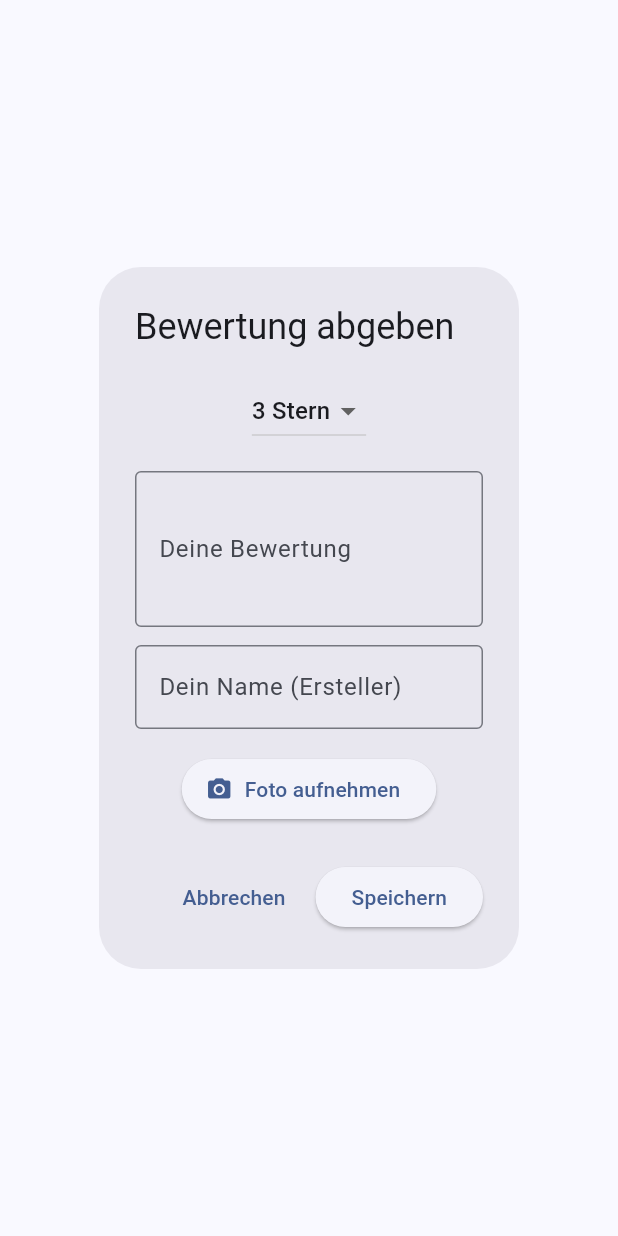
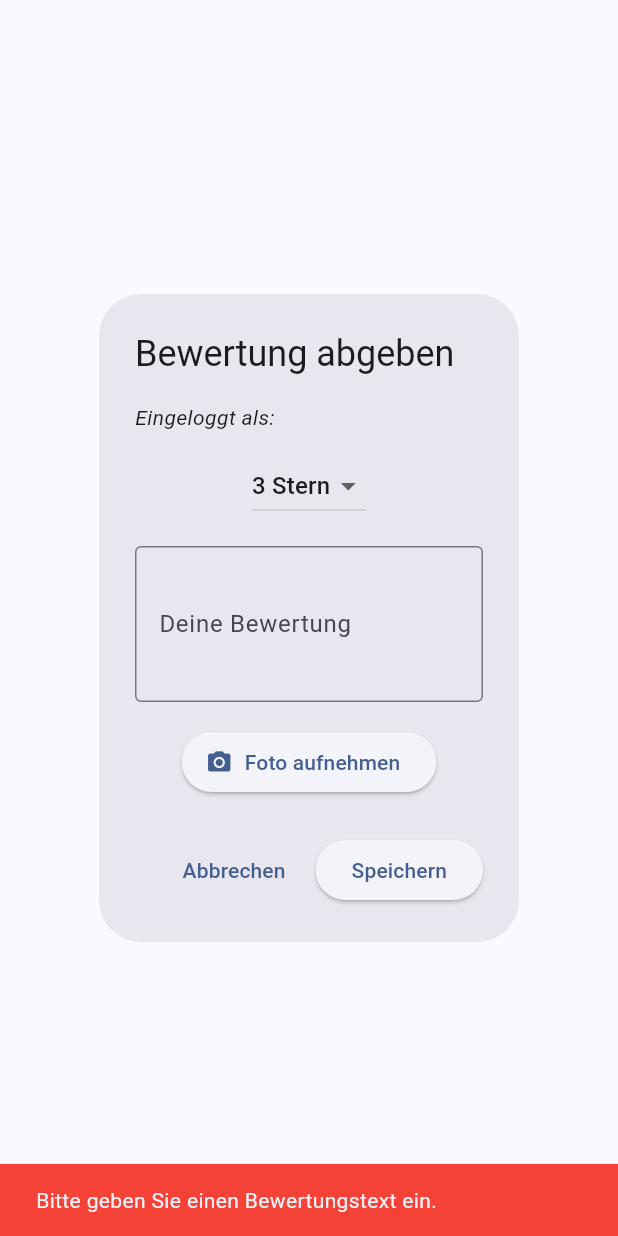
Before and after one commit to HendrikAlexander/meal_planner_app, a Flutter app: the AddBewertungDialog widget shown alone on an empty page, opened directly, after a tap on "Speichern", on a phone screen of 412 x 824 dp. Run offline on Flutter 3.47's test engine with Material 3 defaults, Android fonts, the phone set to English and light mode, and no system bars; our stand-ins replace image_picker; accounts and stored records are empty.

Commit message:
Bewertungen

```diff
--- /dev/null
+++ b/devtools_options.yaml
@@ -0,0 +1,3 @@
+description: This file stores settings for Dart & Flutter DevTools.
+documentation: https://docs.flutter.dev/tools/devtools/extensions#configure-extension-enablement-states
+extensions:
--- a/lib/view/SpeisekarteView/add_bewertung_dialog.dart
+++ b/lib/view/SpeisekarteView/add_bewertung_dialog.dart
@@ -1,19 +1,21 @@
-import 'dart:io'; // Für File
+import 'dart:io'; // Für File und Plattformabfrage (Android/iOS)
 import 'package:flutter/material.dart';
 import 'package:flutter/foundation.dart' show kIsWeb; // Plattformcheck (Web)
 import 'package:image_picker/image_picker.dart'; // Für Kamera
 import 'package:provider/provider.dart';
+
 import '../../model/essensbewertung.dart';
+import '../../model/essen.dart'; // Damit der Dialog weiß, welches Essen bewertet wird
 import '../../viewmodel/essensbewertung_viewmodel.dart';
-import '../../model/essen.dart';
+import '../../viewmodel/LoginViewModel/login_viewmodel.dart';
 
 /// Dialog zum Abgeben oder Bearbeiten einer Essensbewertung
 class AddBewertungDialog extends StatefulWidget {
   /// Falls vorhanden, wird diese Bewertung bearbeitet
   final Essensbewertung? vorhandeneBewertung;
 
-  // NEU: Das Essen, das bewertet wird
-  final Essen? essen; // Das Ziel-Essen für diese Bewertung
+  // Das Essen, das bewertet wird
+  final Essen? essen; // Ziel-Essen für diese Bewertung
 
   const AddBewertungDialog({super.key, this.vorhandeneBewertung, this.essen});
 
@@ -22,10 +24,9 @@ class AddBewertungDialog extends StatefulWidget {
 }
 
 class _AddBewertungDialogState extends State<AddBewertungDialog> {
-  final TextEditingController _textController = TextEditingController();
-  final TextEditingController _autorController = TextEditingController(); // Autor-Name Controller
-  int _selectedRating = 3;
-  File? _imageFile; // Bild-Datei (vom Nutzer aufgenommen)
+  final TextEditingController _textController = TextEditingController();   // Bewertungstext
+  int _selectedRating = 3;                                                 // 1–5 Stern
+  File? _imageFile; // Bild-Datei (nur Mobile)
 
   // Nur echte Mobile-Plattformen: Android/iOS (kein Web, kein Desktop)
   bool get _isMobile => !kIsWeb && (Platform.isAndroid || Platform.isIOS);
@@ -37,34 +38,32 @@ class _AddBewertungDialogState extends State<AddBewertungDialog> {
     if (widget.vorhandeneBewertung != null) {
       _selectedRating = widget.vorhandeneBewertung!.essensbewertung;
       _textController.text = widget.vorhandeneBewertung!.essensbewertungstext;
-      _autorController.text = widget.vorhandeneBewertung!.erstelltVon; // 👤 Autor vorausfüllen
-      if (widget.vorhandeneBewertung!.essensfoto.isNotEmpty) {
+      if (widget.vorhandeneBewertung!.essensfoto.isNotEmpty && _isMobile) {
+        // Pfad ist nur auf Mobile sinnvoll (auf Web gibt es keinen lokalen File-Pfad)
         _imageFile = File(widget.vorhandeneBewertung!.essensfoto);
       }
     }
   }
 
-  // Öffnet die Kamera und speichert das aufgenommene Bild
+  // Öffnet die Kamera und speichert das aufgenommene Bild (nur Mobile)
   Future<void> _bildAufnehmen() async {
     if (!_isMobile) {
-      // Sicherheitsnetz: sollte nie sichtbar sein, aber falls doch:
+      // Sicherheitsnetz: auf Web/Desktop gar nicht aktiv
       if (mounted) {
         ScaffoldMessenger.of(context).showSnackBar(
-          const SnackBar(content: Text('Fotoaufnahme ist nur auf Mobile verfügbar.')),
+          const SnackBar(content: Text('Fotoaufnahme ist nur auf mobilen Geräten verfügbar.')),
         );
       }
       return;
     }
-
     final picker = ImagePicker();
     final pickedFile = await picker.pickImage(source: ImageSource.camera);
-
     if (pickedFile != null) {
       setState(() {
         _imageFile = File(pickedFile.path);
       });
     } else {
-      // Simulator hat meist keine Kamera → deutlicher Hinweis
+      // Simulator hat meist keine Kamera → Hinweis
       if (mounted) {
         ScaffoldMessenger.of(context).showSnackBar(
           const SnackBar(content: Text('Kamera im Simulator nicht verfügbar. Bitte auf einem echten Gerät testen.')),
@@ -75,6 +74,10 @@ class _AddBewertungDialogState extends State<AddBewertungDialog> {
 
   @override
   Widget build(BuildContext context) {
+    // Eingeloggter Nutzer
+    final loginVM = context.watch<LoginViewModel>();
+    final loggedInUser = loginVM.loggedInUser!; // bewusst non-null
+
     return AlertDialog(
       // Titel je nach Modus: Neu oder Bearbeiten
       title: Text(widget.vorhandeneBewertung == null
@@ -83,7 +86,17 @@ class _AddBewertungDialogState extends State<AddBewertungDialog> {
       content: Column(
         mainAxisSize: MainAxisSize.min,
         children: [
-          // Dropdown zur Auswahl der Sternebewertung (1–5)
+          // Infozeile: Wer bewertet (aus dem Login, nicht editierbar)
+          Align(
+            alignment: Alignment.centerLeft,
+            child: Text(
+              'Eingeloggt als: ${loggedInUser.username}',
+              style: const TextStyle(fontStyle: FontStyle.italic),
+            ),
+          ),
+          const SizedBox(height: 12),
+
+          // Dropdown zur Auswahl der Stern-Bewertung (1–5)
           DropdownButton<int>(
             value: _selectedRating,
             items: [1, 2, 3, 4, 5].map((wert) {
@@ -99,21 +112,13 @@ class _AddBewertungDialogState extends State<AddBewertungDialog> {
             },
           ),
           const SizedBox(height: 16),
-          // Textfeld für den Freitext der Bewertung
+
+          // Textfeld für den Freitext der Bewertung (Pflicht)
           TextField(
             controller: _textController,
             maxLines: 3,
             decoration: const InputDecoration(
               labelText: 'Deine Bewertung',
-              border: OutlineInputBorder(),
-            ),
-          ),
-          const SizedBox(height: 12),
-          // Textfeld für den Namen/Ersteller
-          TextField(
-            controller: _autorController,
-            decoration: const InputDecoration(
-              labelText: 'Dein Name (Ersteller)',
               border: OutlineInputBorder(),
             ),
           ),
@@ -132,9 +137,9 @@ class _AddBewertungDialogState extends State<AddBewertungDialog> {
                 child: Image.file(_imageFile!, height: 100),
               ),
           ] else ...[
-            // Hinweis für Web/Desktop
+            // Hinweis für Web/Desktop (kein Upload, kein FilePicker)
             const Text(
-              'Fotoaufnahme ist nur auf Mobile (Android/iOS) verfügbar.',
+              'Fotoaufnahme ist nur auf mobilen Geräten (Android/iOS) verfügbar.',
               style: TextStyle(fontStyle: FontStyle.italic),
             ),
           ],
@@ -146,16 +151,28 @@ class _AddBewertungDialogState extends State<AddBewertungDialog> {
           onPressed: () => Navigator.pop(context),
           child: const Text('Abbrechen'),
         ),
+
         // Button zum Speichern der Bewertung
         ElevatedButton(
           onPressed: () {
-            // Neue Bewertung erstellen
+            // Pflicht-Validierung: Bewertungstext darf nicht leer sein
+            if (_textController.text.trim().isEmpty) {
+              ScaffoldMessenger.of(context).showSnackBar(
+                const SnackBar(
+                  content: Text('Bitte geben Sie einen Bewertungstext ein.'),
+                  backgroundColor: Colors.red,
+                ),
+              );
+              return;
+            }
+
+            // Neue Bewertung erstellen (Autorname kommt aus dem Login)
             final neueBewertung = Essensbewertung(
               essenName: widget.essen?.name ?? widget.vorhandeneBewertung!.essenName, // Essen-Name
               essensfoto: _isMobile ? (_imageFile?.path ?? '') : '', // Nur Mobile speichert Pfad
               essensbewertung: _selectedRating,
               essensbewertungstext: _textController.text,
-              erstelltVon: _autorController.text.trim(), // Autor speichern
+              erstelltVon: loggedInUser.username, // 👤 automatisch aus Login
             );
 
             if (widget.vorhandeneBewertung == null) {
```
